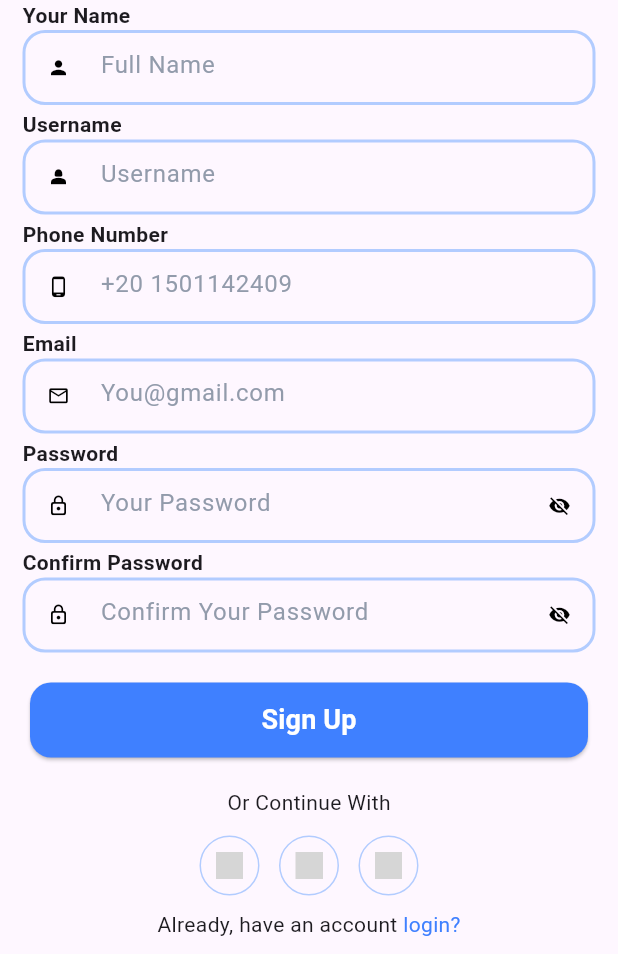
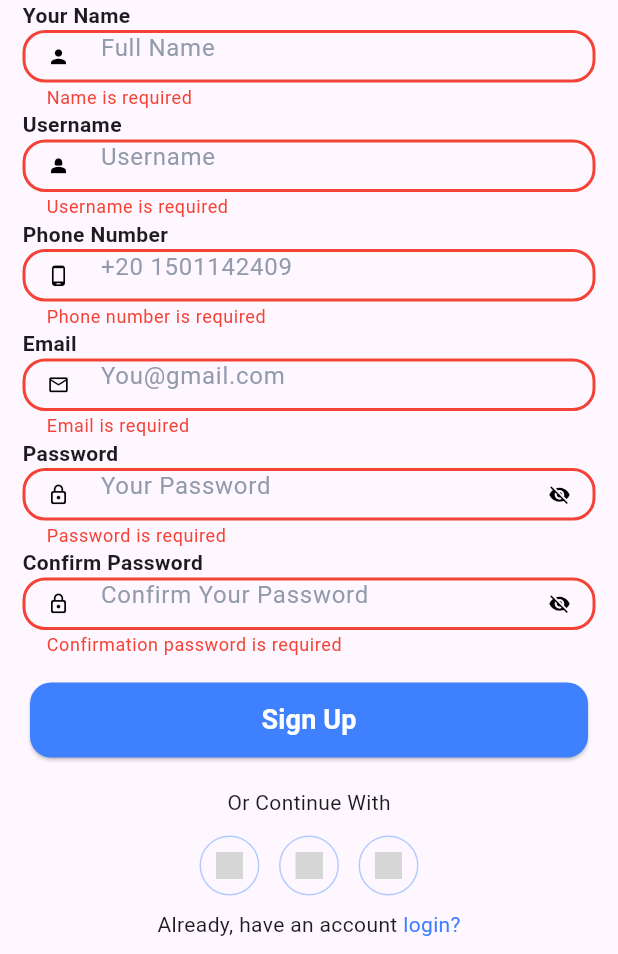
Before and after one commit to Nadaali18/Marketi, a Flutter app: the Signup screen opened by its route, scrolled down 90 dp, after a tap on "Sign Up", on a phone screen of 412 x 824 dp, the part 282-1236 px from its top. Run offline on Flutter 3.47's test engine with Material 3 defaults, Android fonts, the phone set to English and light mode, and no system bars; our stand-ins replace go_router; missing offline and left inert: social_media_buttons; grey boxes are pictures that could not be loaded.

Commit message:
finish signup validation

```diff
--- a/lib/core/helpers/regex_helper.dart
+++ b/lib/core/helpers/regex_helper.dart
@@ -6,11 +6,12 @@ class RegexHelper {
   static String? validateName(String? name) {
     if (name == null || name.isEmpty) {
       return 'Name is required';
-    } else if (!RegExp(r'^[a-zA-Z]{2,}$').hasMatch(name)) {
-      return 'Name must contain only letters and be at least 2 characters long';
+    } else if (!RegExp(r'^[A-Z][a-zA-Z ]{1,}$').hasMatch(name)) {
+      return 'Name must start with a capital letter and contain only letters and spaces';
     }
     return null;
-  }
+}
+
 
   static String? validateUsername(String? username) {
     if (username == null || username.isEmpty) {
@@ -48,14 +49,30 @@ class RegexHelper {
     return null;
   }
 
+  static String? validateConfirmPassword(String? confirmPassword, String? originalPassword) {
+    if (confirmPassword == null || confirmPassword.isEmpty) {
+      return 'Confirmation password is required';
+    } else if (confirmPassword != originalPassword) {
+      return 'Passwords do not match';
+    }
+      return null;
+  }
+
+  static String? validatePhoneNumber(String? phone) {
+    if (phone == null || phone.isEmpty) {
+      return 'Phone number is required';
+    } else if (!RegExp(r'^\+?[0-9]{10,15}$').hasMatch(phone)) {
+      return 'Enter a valid phone number (10-15 digits, optional + at the start)';
+    }
+    return null;
+  }
+
   static void submitForm(GlobalKey<FormState> key, BuildContext context, String location) {
     if (key.currentState == null || !key.currentState!.validate()) {
       return;
     }
       key.currentState!.save();
       context.go(location);
-}
-
-
+  }
 
 }
--- a/lib/core/widgets/custom_text_form_field.dart
+++ b/lib/core/widgets/custom_text_form_field.dart
@@ -3,14 +3,14 @@ import 'package:marketi/core/helpers/colors.dart';
 import 'package:marketi/core/widgets/custom_text.dart';
 
 class CustomTextFormField extends StatefulWidget {
-  const CustomTextFormField({super.key,this.function,this.text,required this.hintText,this.iconPre,this.iconSuf,this.iconSuf1});
+  const CustomTextFormField({super.key,this.controller,this.function,this.text,required this.hintText,this.iconPre,this.iconSuf,this.iconSuf1});
 final IconData? iconPre;
 final IconData? iconSuf;
 final IconData? iconSuf1;
 final String hintText;
 final String? text;
 final FormFieldValidator<String>? function;
-
+final TextEditingController? controller;
   @override
   State<CustomTextFormField> createState() => _CustomTextFormFieldState();
 }
@@ -35,6 +35,7 @@ bool obscure = false;
               cursorColor: secondColor,
               obscureText: obscure,
               validator: widget.function,
+              controller: widget.controller,
               autovalidateMode: AutovalidateMode.onUserInteraction,
               decoration: InputDecoration(
                 prefixIcon: Icon(widget.iconPre,color: Colors.black,size: 15,),
--- a/lib/features/auth/signUp/widget/signup_body.dart
+++ b/lib/features/auth/signUp/widget/signup_body.dart
@@ -1,5 +1,6 @@
 import 'package:flutter/material.dart';
 import 'package:go_router/go_router.dart';
+import 'package:marketi/core/helpers/regex_helper.dart';
 import 'package:marketi/core/helpers/routes.dart';
 import 'package:marketi/core/widgets/custom_column.dart';
 import 'package:marketi/core/widgets/custom_elevated_button.dart';
@@ -7,12 +8,22 @@ import 'package:marketi/core/widgets/custom_icon_button.dart';
 import 'package:marketi/core/widgets/custom_roww.dart';
 import 'package:marketi/core/widgets/custom_text_form_field.dart';
 
-class SignupBody extends StatelessWidget {
+class SignupBody extends StatefulWidget {
   const SignupBody({super.key});
+
+  @override
+  State<SignupBody> createState() => _SignupBodyState();
+}
+
+class _SignupBodyState extends State<SignupBody> {
+  final GlobalKey<FormState> key = GlobalKey();
+  TextEditingController passwordController = TextEditingController();
 
   @override
   Widget build(BuildContext context) {
     return SingleChildScrollView(
+      child: Form(
+        key: key,
         child: Column(
           crossAxisAlignment: CrossAxisAlignment.start,
           children: [
@@ -23,24 +34,44 @@ class SignupBody extends StatelessWidget {
             Center(
                 child: Image.asset('assets/images/Logo_Splash_Screen.png',height: 200,width: 200,),
             ),
-          CustomTextFormField(text: 'Your Name',iconPre: Icons.person,hintText: 'Full Name',),
+            CustomTextFormField(
+              text: 'Your Name',iconPre: Icons.person,hintText: 'Full Name',
+              function: (value) => RegexHelper.validateName(value),
+              ),
             SizedBox(height: 3,),
-          CustomTextFormField(text: 'Username',iconPre: Icons.person_2,hintText: 'Username'),
+            CustomTextFormField(
+              text: 'Username',iconPre: Icons.person_2,hintText: 'Username',
+              function: (value) => RegexHelper.validateUsername(value),
+              ),
             SizedBox(height: 3,),
-          CustomTextFormField(text: 'Phone Number',iconPre: Icons.phone_android_outlined,hintText: '+20 1501142409 '),
+            CustomTextFormField(
+              text: 'Phone Number',iconPre: Icons.phone_android_outlined,hintText: '+20 1501142409',
+              function: (value) => RegexHelper.validatePhoneNumber(value),
+              ),
             SizedBox(height: 3,),
-          CustomTextFormField(text: 'Email',iconPre: Icons.email_outlined,hintText: 'You@gmail.com'),
+            CustomTextFormField(
+              text: 'Email',iconPre: Icons.email_outlined,hintText: 'You@gmail.com',
+              function: (value) => RegexHelper.validateEmail(value),
+              ),
             SizedBox(height: 3,),
-          CustomTextFormField(text: 'Password',iconPre: Icons.lock_outline_rounded,hintText: 'Your Password',iconSuf: Icons.visibility,iconSuf1: Icons.visibility_off,),
+            CustomTextFormField(
+              controller: passwordController,
+              text: 'Password',iconPre: Icons.lock_outline_rounded,hintText: 'Your Password',iconSuf: Icons.visibility,iconSuf1: Icons.visibility_off,
+              function: (value) => RegexHelper.validatePassword(value),
+              ),
             SizedBox(height: 3,),
-          CustomTextFormField(text: 'Confirm Password',iconPre: Icons.lock_outline_rounded,hintText: 'Confirm Your Password',iconSuf: Icons.visibility,iconSuf1: Icons.visibility_off,),
-          CustomElevatedButton(text: 'Sign Up', function: (){}),
+            CustomTextFormField(
+              text: 'Confirm Password',iconPre: Icons.lock_outline_rounded,hintText: 'Confirm Your Password',iconSuf: Icons.visibility,iconSuf1: Icons.visibility_off,
+              function: (value) => RegexHelper.validateConfirmPassword(value,passwordController.text.trim()),
+              ),
+            CustomElevatedButton(text: 'Sign Up',function:() => RegexHelper.submitForm(key,context,Routes.home),),
             CustomColumn(),
             SizedBox(height: 5,),
             CustomRoww(text: 'Already, have an account ', text1:'login?',function: () => context.go(Routes.login),),
             SizedBox(height: 10,),
           ],
         ),
+      ),
     );
   }
 }
```
Lines whose indentation alone changed are shown as unchanged.
